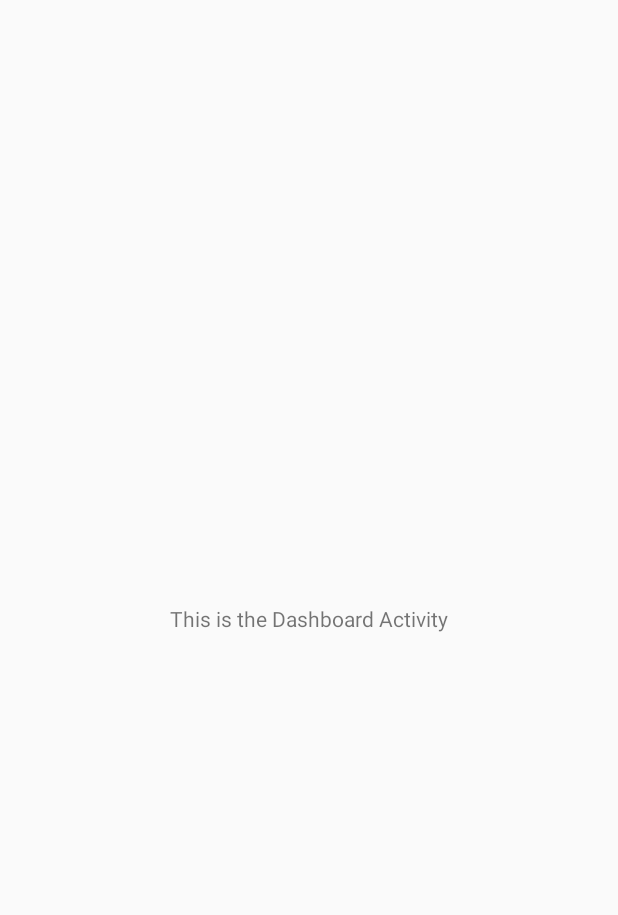
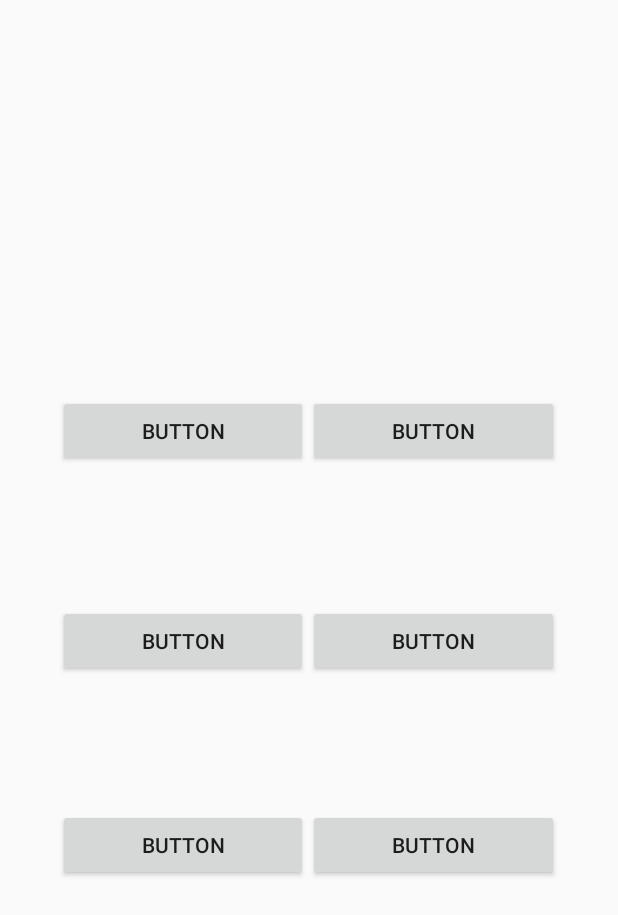
Before and after one commit to anjanayraina/MyApp, an Android app: the screen it shows after launch (DashBoard), on a phone screen of 412 x 824 dp. Before the commit the part shown is almost empty. Shown: the top 915 px of the screen. Run offline under Robolectric (Android 15) with nearby library versions, the phone set to English and light mode, and no system bars.

Commit message:
Basic Structure Made

```diff
--- a/app/src/main/res/layout/activity_dash_board.xml
+++ b/app/src/main/res/layout/activity_dash_board.xml
@@ -6,13 +6,89 @@
     android:layout_height="match_parent"
     tools:context=".DashBoard">
 
-    <TextView
-        android:id="@+id/textView"
-        android:layout_width="wrap_content"
-        android:layout_height="wrap_content"
-        android:text="This is the Dashboard Activity"
+    <LinearLayout
+        android:layout_width="374dp"
+        android:layout_height="556dp"
+        android:orientation="vertical"
+        android:padding="10dp"
         app:layout_constraintBottom_toBottomOf="parent"
         app:layout_constraintEnd_toEndOf="parent"
+        app:layout_constraintHorizontal_bias="0.486"
         app:layout_constraintStart_toStartOf="parent"
-        app:layout_constraintTop_toTopOf="parent" />
+        app:layout_constraintTop_toTopOf="parent"
+        app:layout_constraintVertical_bias="0.908">
+
+        <LinearLayout
+            android:layout_width="match_parent"
+            android:layout_height="140dp"
+            android:orientation="horizontal"
+            android:padding="10dp">
+
+            <Button
+                android:id="@+id/button"
+                android:layout_width="wrap_content"
+                android:layout_height="wrap_content"
+                android:layout_weight="1"
+                android:padding="10dp"
+                android:text="Button" />
+
+            <Button
+                android:id="@+id/button2"
+                android:layout_width="wrap_content"
+                android:layout_height="wrap_content"
+                android:layout_weight="1"
+                android:padding="10dp"
+                android:text="Button"
+                app:layout_constraintEnd_toEndOf="parent"
+                app:layout_constraintStart_toStartOf="parent" />
+        </LinearLayout>
+
+        <LinearLayout
+            android:layout_width="match_parent"
+            android:layout_height="136dp"
+            android:orientation="horizontal"
+            android:padding="10dp">
+
+            <Button
+                android:id="@+id/button3"
+                android:layout_width="wrap_content"
+                android:layout_height="wrap_content"
+                android:layout_weight="1"
+                android:padding="10dp"
+                android:text="Button" />
+
+            <Button
+                android:id="@+id/button4"
+                android:layout_width="wrap_content"
+                android:layout_height="wrap_content"
+                android:layout_weight="1"
+                android:padding="10dp"
+                android:text="Button" />
+        </LinearLayout>
+
+        <LinearLayout
+            android:layout_width="match_parent"
+            android:layout_height="178dp"
+            android:orientation="horizontal"
+            android:padding="10dp"
+            app:layout_constraintEnd_toEndOf="parent"
+            app:layout_constraintStart_toStartOf="parent">
+
+            <Button
+                android:id="@+id/button5"
+                android:layout_width="wrap_content"
+                android:layout_height="wrap_content"
+                android:layout_weight="1"
+                android:padding="10dp"
+                android:text="Button" />
+
+            <Button
+                android:id="@+id/button6"
+                android:layout_width="wrap_content"
+                android:layout_height="wrap_content"
+                android:layout_weight="1"
+                android:padding="10dp"
+                android:text="Button" />
+        </LinearLayout>
+    </LinearLayout>
 </androidx.constraintlayout.widget.ConstraintLayout>
```
